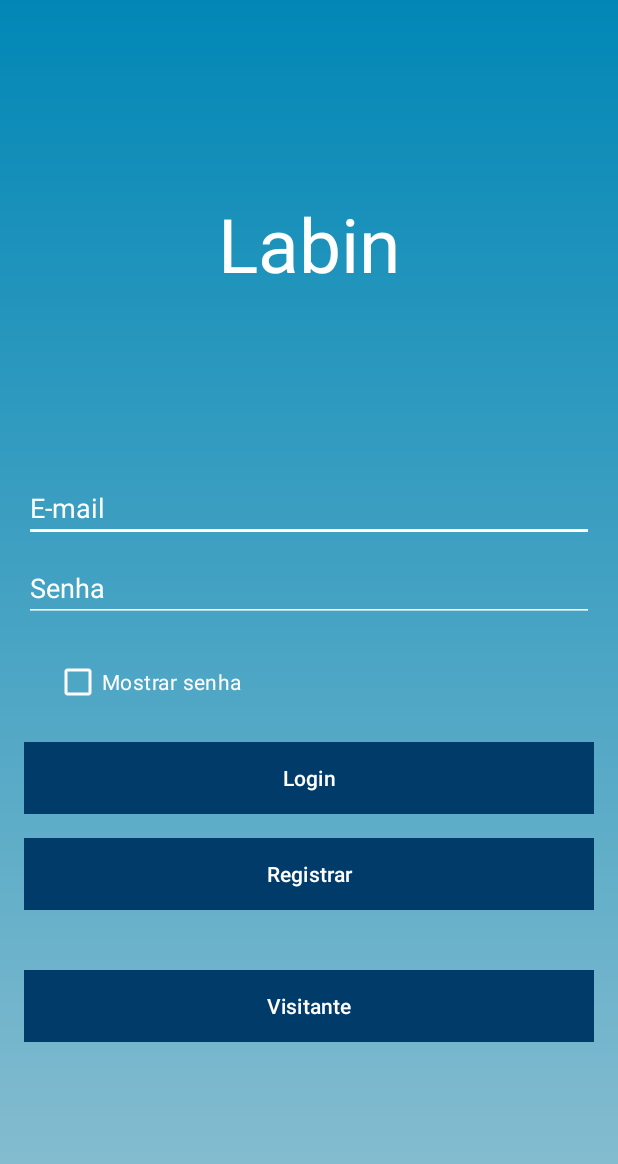
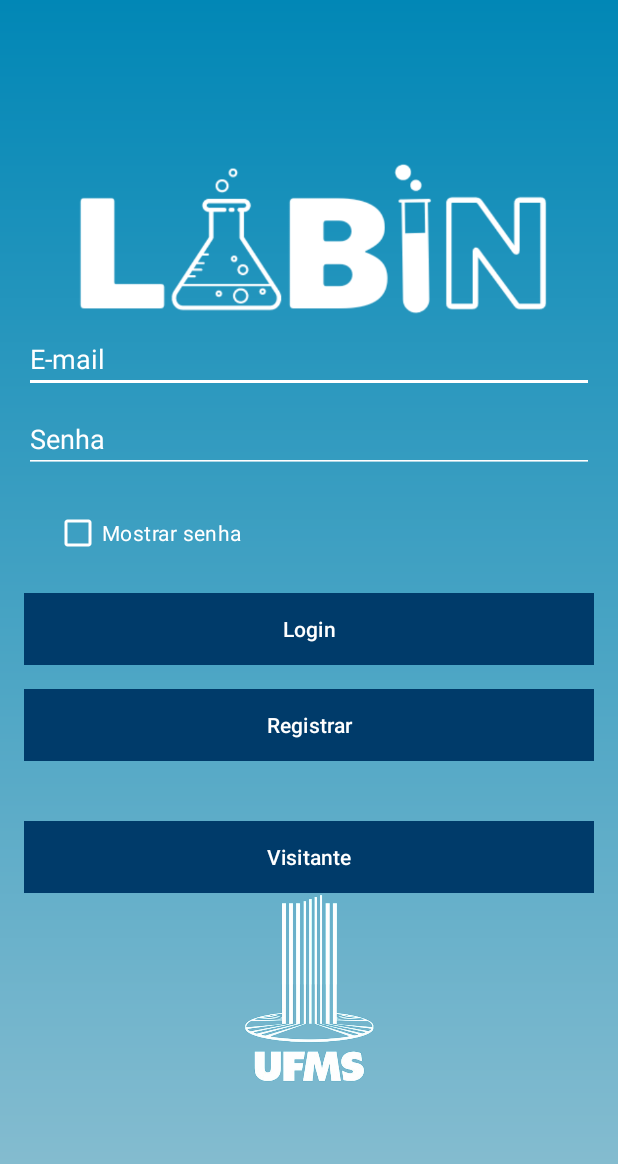
Before and after one commit to LourdesOshiroIgarashi/programacao-para-dispositivos-moveis, an Android app: the screen it shows after launch (Login), on a phone screen of 412 x 824 dp. Shown: the top 1164 px of the screen. Run offline under Robolectric (Android 15) with nearby library versions, the phone set to English and light mode, and no system bars; our stand-ins replace Firebase (no records; nobody signed in at launch, a user with empty details on screens opened directly).

Commit message:
Adiciona recursos de imagem e som

```diff
--- a/app/src/main/res/layout/activity_login.xml
+++ b/app/src/main/res/layout/activity_login.xml
@@ -11,14 +11,11 @@
     tools:context=".view.view.Login">
 
 
-    <TextView
-        android:layout_width="match_parent"
-        android:layout_height="wrap_content"
-        android:text="@string/app_name"
-        android:textColor="@color/white"
-        android:textSize="50sp"
-        android:layout_marginBottom="120dp"
-        android:textAlignment="center"/>
+    <ImageView
+        android:id="@+id/imageView2"
+        android:layout_width="355dp"
+        android:layout_height="116dp"
+        app:srcCompat="@drawable/labin_branco" />
 
     <EditText
         android:id="@+id/edtEmail"
@@ -43,11 +40,11 @@
         android:id="@+id/cbMostrarSenha"
         android:layout_width="200dp"
         android:layout_height="wrap_content"
+        android:layout_marginTop="16dp"
+        android:layout_marginRight="70dp"
+        android:buttonTint="@color/white"
         android:text="@string/mostrar_senha"
-        android:textColor="@color/white"
-        android:buttonTint="@color/white"
-        android:layout_marginTop="16dp"
-        android:layout_marginRight="70dp"/>
+        android:textColor="@color/white" />
 
     <Button
         android:id="@+id/btnLogin"
@@ -84,5 +81,11 @@
         android:layout_marginTop="16dp"
         android:text="@string/visitante" />
 
+    <ImageView
+        android:id="@+id/imageView3"
+        android:layout_width="165dp"
+        android:layout_height="127dp"
+        app:srcCompat="@drawable/ufms_logo_negativo" />
+
 
 </LinearLayout>
```
Also changed, not shown: app/src/main/java/com/example/labin/view/view/AdicionarAluno.java (+12 -1 lines), app/src/main/java/com/example/labin/view/view/AdicionarLaboratorio.java (+11 -0 lines), app/src/main/java/com/example/labin/view/view/Login.java (+18 -0 lines), app/src/main/java/com/example/labin/view/view/Registro.java (+32 -0 lines), app/src/main/res/drawable/labin_branco.png (added), app/src/main/res/drawable/logo_labin.png (added), app/src/main/res/drawable/ufms_logo_negativo.png (added).
